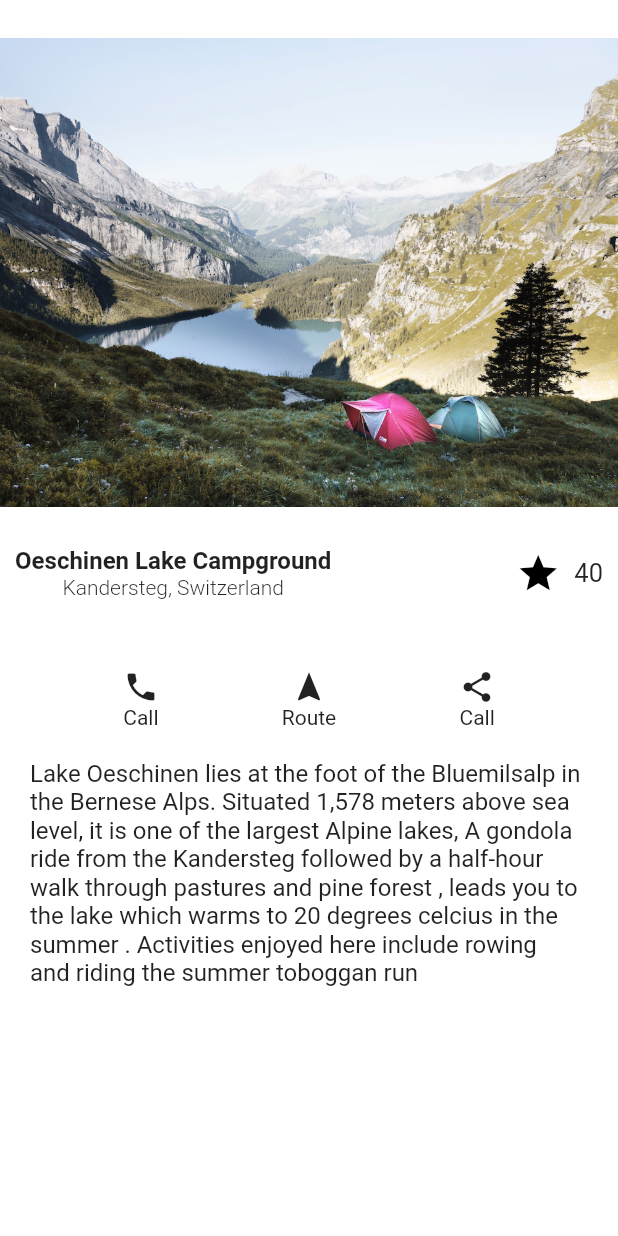
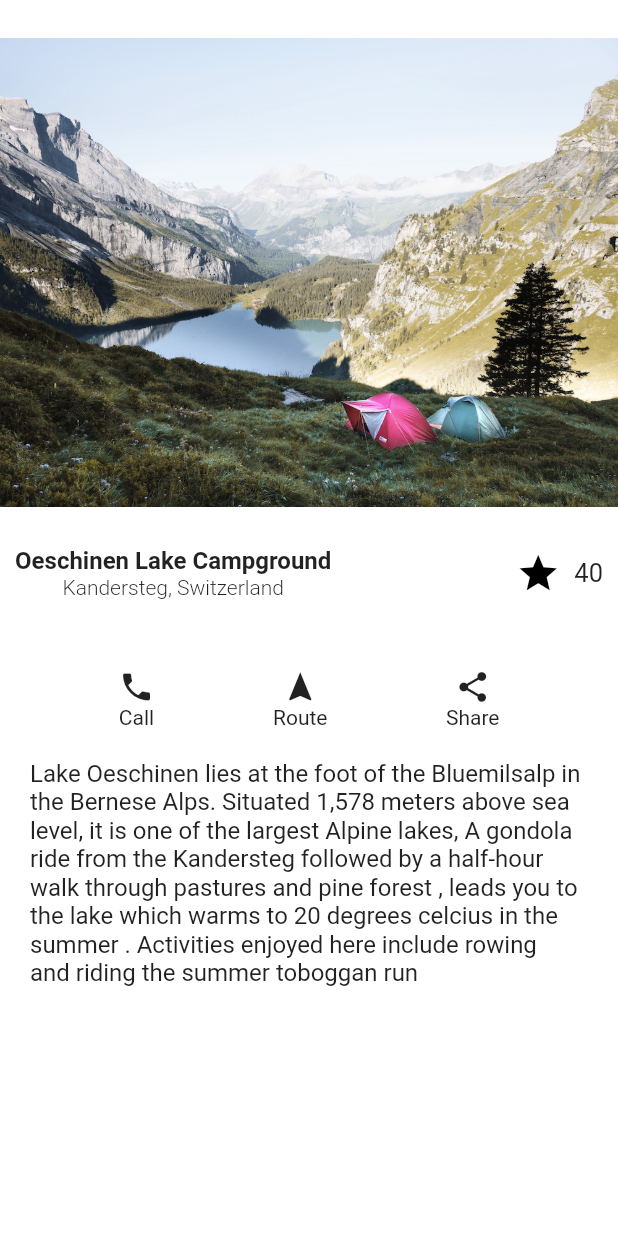
Before and after one commit to KamoheloLeb0na/FlutterLayout, a Flutter app: the screen it shows after launch, on a phone screen of 412 x 824 dp. Run offline on Flutter 3.47's test engine with Material 2 defaults, Android fonts, the phone set to English and light mode, and no system bars.

Commit message:
Update main.dart

```diff
--- a/lib/main.dart
+++ b/lib/main.dart
@@ -101,7 +101,7 @@ class _MyAppState extends State<MyApp> {
                       child: Column(
                         children: [
                           Icon(Icons.share ),
-                          Text("Call")
+                          Text("Share")
                         ],
                       ),
                     ),
```
